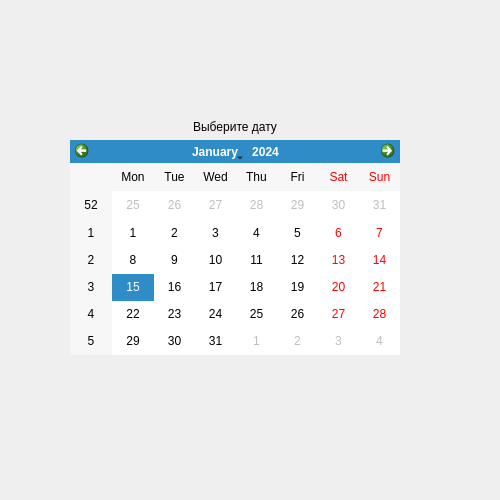
The window that calendarscreen.ui (HackDanel/Waterly) describes before a commit, drawn with Qt 5.
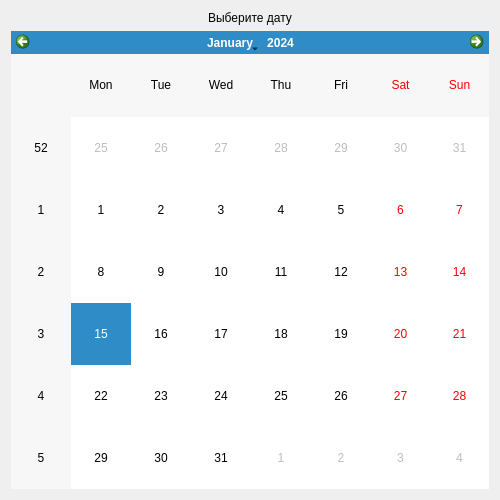
The same window after the commit.

Commit message: Верстка дизайна

Diff of the .ui file:
```diff
--- a/calendarscreen.ui
+++ b/calendarscreen.ui
@@ -13,15 +13,8 @@
   <property name="windowTitle">
    <string>Form</string>
   </property>
-  <widget class="QWidget" name="">
-   <property name="geometry">
-    <rect>
-     <x>70</x>
-     <y>120</y>
-     <width>330</width>
-     <height>235</height>
-    </rect>
-   </property>
+  <layout class="QGridLayout" name="gridLayout">
+   <item row="0" column="0">
    <layout class="QVBoxLayout" name="verticalLayout">
     <item>
      <widget class="QLabel" name="label">
@@ -46,7 +39,8 @@
      <widget class="QCalendarWidget" name="calendarWidget"/>
     </item>
    </layout>
-  </widget>
+   </item>
+  </layout>
  </widget>
  <resources/>
  <connections/>
```
Lines whose indentation alone changed are shown as unchanged. The commit also changes 6 other files.
